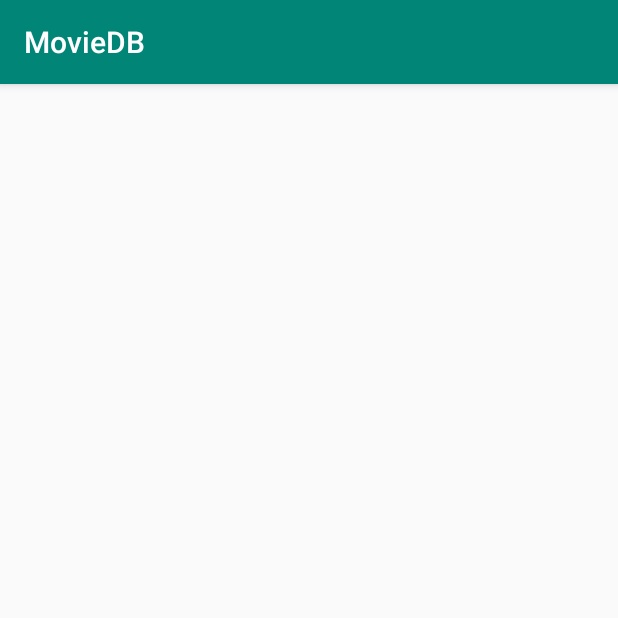
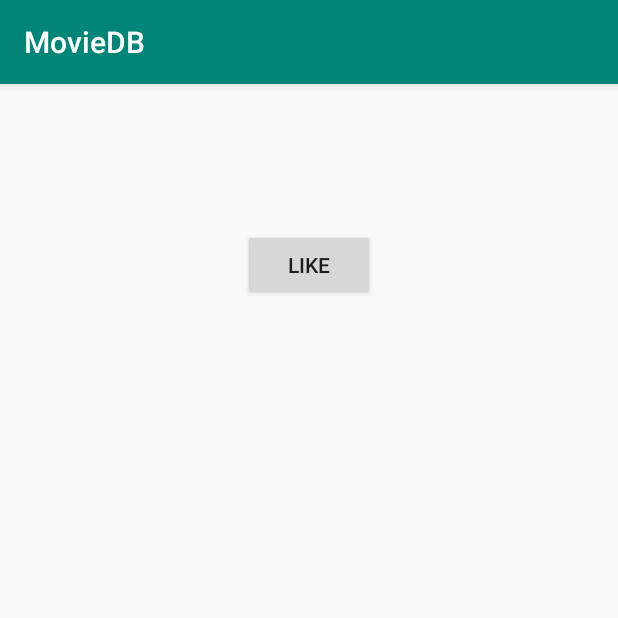
Before and after one commit to nickjgski/Android-Projects, an Android app: the DetailFragment screen opened through its navigation route, on a phone screen of 412 x 824 dp, the top half of it. Run offline under Robolectric (Android 15) with nearby library versions, the phone set to English and light mode, and no system bars; pictures from the network do not load; 4 statements that could not run were skipped.

Commit message:
Finished project
Finished implementing being able to like movies and filter to liked movies.

```diff
--- a/MovieDB/app/src/main/java/com/nickjgski/moviedb/DetailFragment.kt
+++ b/MovieDB/app/src/main/java/com/nickjgski/moviedb/DetailFragment.kt
@@ -2,11 +2,15 @@ package com.nickjgski.moviedb
 
 
 import android.os.Bundle
+import android.util.Log
 import androidx.fragment.app.Fragment
 import android.view.LayoutInflater
 import android.view.View
 import android.view.ViewGroup
+import android.widget.Button
 import android.widget.TextView
+import androidx.lifecycle.ViewModelProviders
+import androidx.lifecycle.ViewModelProviders.*
 import com.bumptech.glide.Glide
 import com.bumptech.glide.request.RequestOptions
 
@@ -23,7 +27,8 @@ class DetailFragment : Fragment() {
         savedInstanceState: Bundle?
     ): View? {
         // Inflate the layout for this fragment
-        return inflater.inflate(R.layout.fragment_detail, container, false)
+        var view = inflater.inflate(R.layout.fragment_detail, container, false)
+        return view
     }
 
     override fun onViewCreated(view: View, savedInstanceState: Bundle?) {
@@ -33,6 +38,32 @@ class DetailFragment : Fragment() {
         overview = this.arguments?.getString("overview")
         poster_path = this.arguments?.getString("poster")
 
+        var likeButton = view.findViewById<Button>(R.id.favButton)
+
+        val model = activity?.let { of(it).get(MovieViewModel::class.java) }
+        var liked = model?.favorites?.contains(title)
+        if(liked!!) {
+            Log.d("Open", "Movie is liked")
+            likeButton.setText(R.string.unlike_button_text)
+        } else {
+            Log.d("Open", "Movie is not liked")
+            likeButton.setText(R.string.favorite_button_text)
+        }
+
+        likeButton.setOnClickListener {
+            if(liked!!) {
+                Log.d("Liked", "Unliking")
+                model?.removeFromFavorites(title)
+                liked = false
+                likeButton.setText(R.string.favorite_button_text)
+            } else {
+                Log.d("Liked", "Liking")
+                model?.addToFavorites(title)
+                liked = true
+                likeButton.setText(R.string.unlike_button_text)
+            }
+        }
+
         (view.findViewById(R.id.title) as TextView).text = title
         (view.findViewById(R.id.rating) as TextView).text = date
         (view.findViewById(R.id.overview) as TextView).text = overview
--- a/MovieDB/app/src/main/java/com/nickjgski/moviedb/ListFragment.kt
+++ b/MovieDB/app/src/main/java/com/nickjgski/moviedb/ListFragment.kt
@@ -13,6 +13,7 @@ import androidx.core.os.bundleOf
 import androidx.lifecycle.Observer
 import androidx.lifecycle.ViewModel
 import androidx.lifecycle.ViewModelProviders
+import androidx.lifecycle.ViewModelProviders.*
 import androidx.navigation.findNavController
 import androidx.recyclerview.widget.LinearLayoutManager
 import androidx.recyclerview.widget.RecyclerView
@@ -25,6 +26,10 @@ import java.text.SimpleDateFormat
 class ListFragment : Fragment() {
 
     private var sortBy: String = "Title"
+    private var favOn = false
+    private val adapterTitle = MovieListAdapter()
+    private val adapterRating = MovieListAdapter()
+    private var model: MovieViewModel? = null
 
 
     override fun onCreateView(
@@ -33,13 +38,12 @@ class ListFragment : Fragment() {
     ): View? {
         var view = inflater.inflate(R.layout.fragment_list, container, false)
         val recyclerView = view.findViewById<RecyclerView>(R.id.movie_list)
-        val adapterTitle = MovieListAdapter()
-        val adapterRating = MovieListAdapter()
         recyclerView.adapter = adapterTitle
         recyclerView.layoutManager = LinearLayoutManager(view.context)
-        val model = ViewModelProviders.of(this).get(MovieViewModel::class.java)
+        var favorites = view.findViewById<Button>(R.id.favorites)
+        model = activity?.let { of(it).get(MovieViewModel::class.java) }
 
-        model.allMoviesByTitle.observe(
+        model?.allMoviesByTitle?.observe(
             this,
             Observer<List<Movie>>{ movies ->
                 movies?.let{
@@ -48,7 +52,7 @@ class ListFragment : Fragment() {
             }
         )
 
-        model.allMoviesByRating.observe(
+        model?.allMoviesByRating?.observe(
             this,
             Observer<List<Movie>>{ movies ->
                 movies?.let{
@@ -73,29 +77,63 @@ class ListFragment : Fragment() {
 
             override fun onItemSelected(parent: AdapterView<*>?, view: View?, position: Int, id: Long) {
                 sortBy = parent?.getItemAtPosition(position).toString()
-                if(sortBy.equals("Title")) {
-                    recyclerView.adapter = adapterTitle
-                } else {
-                    recyclerView.adapter = adapterRating
-                }
+                changeAdapter(recyclerView, favorites)
             }
         }
 
         (view.findViewById<Button>(R.id.refresh)).setOnClickListener{
-            model.refreshMovies(1)
+            model?.refreshMovies(1)
+        }
+
+
+        favorites.setOnClickListener {
+            favOn = !favOn
+            changeAdapter(recyclerView, favorites)
         }
 
         return view
     }
 
+    fun changeAdapter(recyclerView: RecyclerView, favorites: Button) {
+        if(sortBy == "Title") {
+            recyclerView.adapter = adapterTitle
+        } else {
+            recyclerView.adapter = adapterRating
+        }
+        if(favOn) {
+            favorites.setText("Favorites")
+            (recyclerView.adapter as MovieListAdapter).restore()
+        } else {
+            favorites.setText("All")
+            (recyclerView.adapter as MovieListAdapter).filterFav()
+        }
+    }
+
     inner class MovieListAdapter():
         RecyclerView.Adapter<MovieListAdapter.MovieViewHolder>(){
         private var movies = emptyList<Movie>()
+        private var moviesBackup = emptyList<Movie>()
 
         internal fun setMovies(movies: List<Movie>) {
+            moviesBackup = movies
             this.movies = movies
             notifyDataSetChanged()
         }
+
+        fun filterFav() {
+
+            movies = movies.filter {model?.favorites?.contains(it.title) as Boolean}
+
+            notifyDataSetChanged()
+
+        }
+
+        fun restore(){
+
+            movies = moviesBackup
+            notifyDataSetChanged()
+        }
+
 
         override fun getItemCount(): Int {
 
@@ -125,7 +163,8 @@ class ListFragment : Fragment() {
                 var date: String = df.format(movies[position].release_date)
                 holder.view.findNavController().navigate(R.id.action_listFragment_to_detailFragment,
                     bundleOf("title" to movies[position].title, "date" to date,
-                        "overview" to movies[position].overview, "poster" to movies[position].poster_path))
+                        "overview" to movies[position].overview, "poster" to movies[position].poster_path,
+                        "id" to movies[position].id))
             }
 
         }
--- a/MovieDB/app/src/main/res/layout/fragment_detail.xml
+++ b/MovieDB/app/src/main/res/layout/fragment_detail.xml
@@ -29,9 +29,9 @@
             app:layout_constraintEnd_toEndOf="parent"
             app:layout_constraintStart_toStartOf="parent"
             android:layout_marginStart="8dp" android:layout_marginEnd="8dp"
-            app:layout_constraintHorizontal_bias="1.0"
-            app:layout_constraintBottom_toBottomOf="parent" android:layout_marginTop="8dp"
-            app:layout_constraintTop_toBottomOf="@+id/rating"/>
+            app:layout_constraintHorizontal_bias="0.0"
+            android:layout_marginTop="8dp" app:layout_constraintTop_toBottomOf="@+id/favButton"
+            app:layout_constraintBottom_toBottomOf="parent"/>
     <TextView
             android:text="@string/recycler_rating"
             android:layout_width="wrap_content"
@@ -39,5 +39,14 @@
             android:id="@+id/rating" android:layout_marginTop="8dp"
             app:layout_constraintTop_toBottomOf="@+id/title" app:layout_constraintStart_toStartOf="parent"
             app:layout_constraintEnd_toEndOf="parent"
-            android:layout_marginBottom="8dp" app:layout_constraintBottom_toTopOf="@+id/overview"/>
+            android:layout_marginBottom="8dp" app:layout_constraintBottom_toTopOf="@+id/favButton"/>
+    <Button
+            android:text="@string/favorite_button_text"
+            android:layout_width="wrap_content"
+            android:layout_height="wrap_content"
+            android:id="@+id/favButton" android:layout_marginTop="8dp"
+            app:layout_constraintTop_toBottomOf="@+id/rating" android:layout_marginBottom="8dp"
+            app:layout_constraintBottom_toTopOf="@+id/overview" app:layout_constraintStart_toStartOf="parent"
+            app:layout_constraintEnd_toEndOf="parent"
+    />
 </androidx.constraintlayout.widget.ConstraintLayout>
--- a/MovieDB/app/src/main/res/layout/fragment_list.xml
+++ b/MovieDB/app/src/main/res/layout/fragment_list.xml
@@ -25,12 +25,12 @@
             app:layout_constraintBottom_toTopOf="@+id/movie_list"
             android:layout_marginStart="8dp"/>
     <Spinner
-            android:layout_width="0dp"
+            android:layout_width="wrap_content"
             android:layout_height="wrap_content"
             android:id="@+id/spinner"
             app:layout_constraintStart_toEndOf="@+id/sortText" app:layout_constraintTop_toTopOf="parent"
             app:layout_constraintBottom_toTopOf="@+id/movie_list"
-            app:layout_constraintEnd_toStartOf="@+id/button" app:layout_constraintVertical_bias="0.583"/>
+            app:layout_constraintEnd_toStartOf="@+id/favorites" app:layout_constraintVertical_bias="0.583"/>
     <androidx.recyclerview.widget.RecyclerView
             android:layout_width="match_parent"
             android:layout_height="0dp"
@@ -41,7 +41,7 @@
             android:text="@string/favorites"
             android:layout_width="wrap_content"
             android:layout_height="wrap_content"
-            android:id="@+id/button"
+            android:id="@+id/favorites"
             app:layout_constraintStart_toEndOf="@+id/spinner"
             app:layout_constraintEnd_toEndOf="parent" android:layout_marginEnd="8dp"
             app:layout_constraintTop_toTopOf="parent" app:layout_constraintBottom_toTopOf="@+id/movie_list"/>
--- a/MovieDB/app/src/main/res/values/strings.xml
+++ b/MovieDB/app/src/main/res/values/strings.xml
@@ -9,6 +9,8 @@
     <string name="picture_base_url">http://image.tmdb.org/t/p/w500/</string>
     <string name="overview">Overview</string>
     <string name="favorites">Favorites</string>
+    <string name="favorite_button_text">Like</string>
+    <string name="unlike_button_text">Unlike</string>
     <string-array name="sort_options">
         <item>Title</item>
         <item>Rating</item>
```
Also changed, not shown: MovieDB/app/src/main/java/com/nickjgski/moviedb/MovieViewModel.kt (+19 -5 lines).
